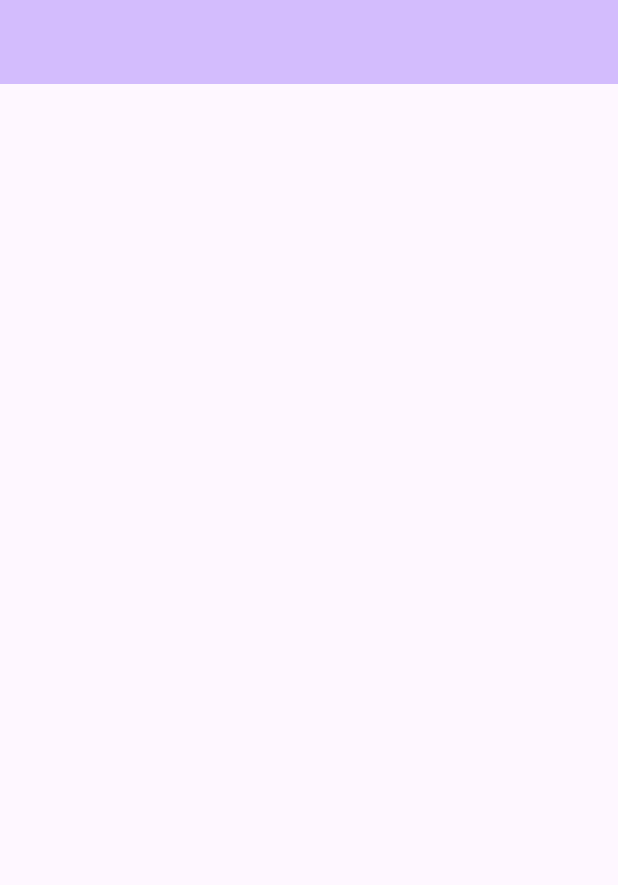
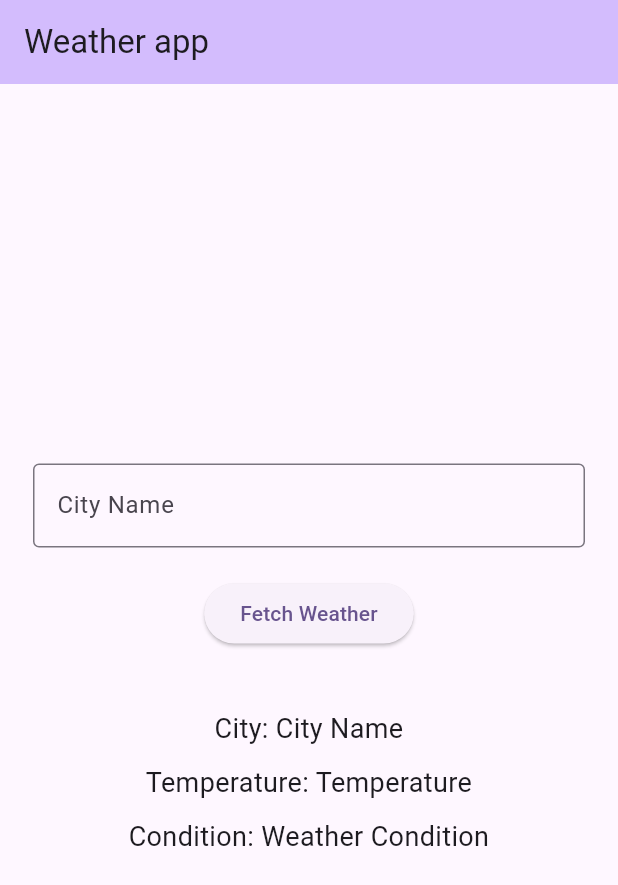
Before and after one commit to shen0V0/weather-info-app, a Flutter app: the screen it shows after launch, on a phone screen of 412 x 824 dp. Shown: the top 885 px of the screen. Run offline on Flutter 3.47's test engine with Material 3 defaults, Android fonts, the phone set to English and light mode, and no system bars.

Commit message:
Basic UI with input field and button

```diff
--- a/weather_info_app/lib/main.dart
+++ b/weather_info_app/lib/main.dart
@@ -26,7 +26,11 @@ class MyHomePage extends StatefulWidget {
 }
 
 class _MyHomePageState extends State<MyHomePage> {
+  final TextEditingController _cityController = TextEditingController();
 
+  String cityName = 'City Name';
+  String temperature = 'Temperature';
+  String weatherCondition = 'Weather Condition';
 
 
 
@@ -35,7 +39,7 @@ class _MyHomePageState extends State<MyHomePage> {
     return Scaffold(
       appBar: AppBar(
         backgroundColor: Theme.of(context).colorScheme.inversePrimary,
-        title: Text(''),
+        title: Text('Weather app'),
       ),
       body: Center(
         child: ConstrainedBox(
@@ -46,7 +50,37 @@ class _MyHomePageState extends State<MyHomePage> {
               mainAxisAlignment: MainAxisAlignment.center,
               crossAxisAlignment: CrossAxisAlignment.center,
               children: [
-
+                TextField(
+                  controller: _cityController,
+                  decoration: InputDecoration(
+                    labelText: 'City Name',
+                    border: OutlineInputBorder(),
+                  ),
+                ),
+                SizedBox(height: 20),
+                ElevatedButton(
+                  onPressed: (){},
+                  child: Text('Fetch Weather'),
+                ),
+                SizedBox(height: 40),
+                // Placeholder weather data
+                Text(
+                  'City: $cityName',
+                  style: TextStyle(fontSize: 18),
+                  textAlign: TextAlign.center,
+                ),
+                SizedBox(height: 10),
+                Text(
+                  'Temperature: $temperature',
+                  style: TextStyle(fontSize: 18),
+                  textAlign: TextAlign.center,
+                ),
+                SizedBox(height: 10),
+                Text(
+                  'Condition: $weatherCondition',
+                  style: TextStyle(fontSize: 18),
+                  textAlign: TextAlign.center,
+                ),
               ],
             ),
           ),
```
